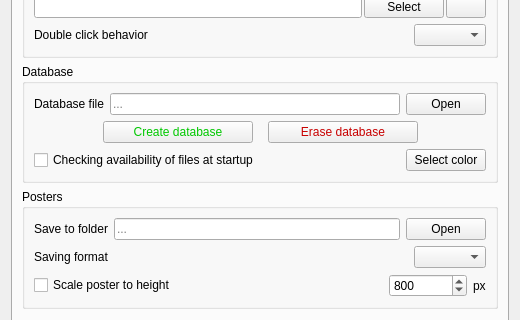
Before: the Qt Designer form src/settingswindow.ui in eugene-melnik/alexandra, drawn with Qt 5; both pictures show x 0 to 520 and y 174 to 494 of the 520 by 590 pixel window.
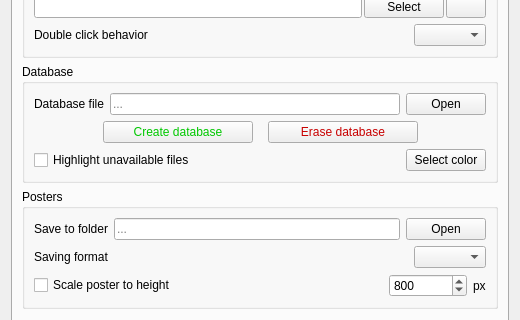
After: the same form once the commit is applied. The open tabs and pages were chosen to show the change. Icons and pictures are not drawn.

Patch:
```diff
--- a/src/settingswindow.ui
+++ b/src/settingswindow.ui
@@ -722,7 +722,7 @@
             <item>
              <widget class="QCheckBox" name="cCheckFilesAtStartup">
               <property name="text">
-               <string>Checking availability of files at startup</string>
+               <string>Highlight unavailable files</string>
               </property>
              </widget>
             </item>
```
